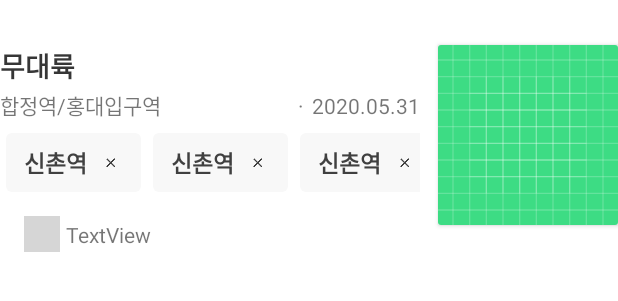
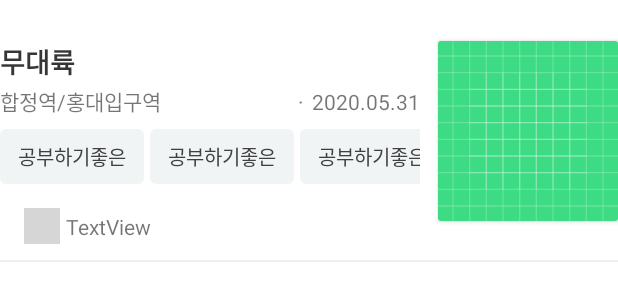
Before and after one commit to placepic/placepic_android, an Android app: the layout item_place.xml on its own in the app's theme, with its tools: preview values and no code run, on a phone screen of 412 x 824 dp. Shown: the top 301 px of the screen. Run offline under Robolectric (Android 15) with nearby library versions, the phone set to English and light mode, and no system bars; grey boxes are pictures that could not be loaded.

Commit message:
[Feat] 장소 리스트 : Item Layout작성
1. 메인 장소 Item Layout 작성
2. 검색 결과수 및 필터링을 담은 Item Layout 작성

```diff
--- /dev/null
+++ b/app/src/main/res/layout/item_keyword_tag.xml
@@ -0,0 +1,29 @@
+<?xml version="1.0" encoding="utf-8"?>
+<layout>
+
+    <androidx.constraintlayout.widget.ConstraintLayout xmlns:android="http://schemas.android.com/apk/res/android"
+        xmlns:app="http://schemas.android.com/apk/res-auto"
+        xmlns:tools="http://schemas.android.com/tools"
+        android:layout_width="wrap_content"
+        android:layout_height="wrap_content"
+        android:layout_marginRight="4dp"
+        android:background="@drawable/round_rectagle_white_4dp"
+        android:backgroundTint="@color/grayF1F4F5">
+
+        <TextView
+            android:id="@+id/textView15"
+            android:layout_width="wrap_content"
+            android:layout_height="wrap_content"
+            android:layout_marginStart="12dp"
+            android:layout_marginTop="8dp"
+            android:layout_marginEnd="12dp"
+            android:layout_marginBottom="8dp"
+            android:textColor="@color/black40"
+            android:textSize="13dp"
+            app:layout_constraintBottom_toBottomOf="parent"
+            app:layout_constraintEnd_toEndOf="parent"
+            app:layout_constraintStart_toStartOf="parent"
+            app:layout_constraintTop_toTopOf="parent"
+            tools:text="공부하기좋은" />
+    </androidx.constraintlayout.widget.ConstraintLayout>
+</layout>
--- a/app/src/main/res/layout/item_place.xml
+++ b/app/src/main/res/layout/item_place.xml
@@ -1,4 +1,6 @@
 <?xml version="1.0" encoding="utf-8"?>
+<layout>
+
     <androidx.constraintlayout.widget.ConstraintLayout xmlns:android="http://schemas.android.com/apk/res/android"
         xmlns:app="http://schemas.android.com/apk/res-auto"
         xmlns:tools="http://schemas.android.com/tools"
@@ -84,7 +86,7 @@
             app:layout_constraintStart_toStartOf="@+id/textView12"
             app:layout_constraintTop_toBottomOf="@+id/textView12"
             tools:itemCount="3"
-        tools:listitem="@layout/item_selected_subway" />
+            tools:listitem="@layout/item_keyword_tag" />
 
         <androidx.cardview.widget.CardView
             android:id="@+id/cardView"
@@ -103,4 +105,14 @@
                 android:elevation="0dp"
                 app:srcCompat="@drawable/ic_launcher_background" />
         </androidx.cardview.widget.CardView>
+
+        <View
+            android:id="@+id/line"
+            android:layout_width="wrap_content"
+            android:layout_height="1dp"
+            android:background="@color/grayEEEFF0"
+            app:layout_constraintBottom_toBottomOf="parent"
+            app:layout_constraintEnd_toEndOf="parent"
+            app:layout_constraintStart_toStartOf="parent" />
     </androidx.constraintlayout.widget.ConstraintLayout>
+</layout>
```
Also changed, not shown: app/src/main/res/layout/item_place_filter.xml (added, +54 -0 lines). Lines whose indentation alone changed are shown as unchanged.
